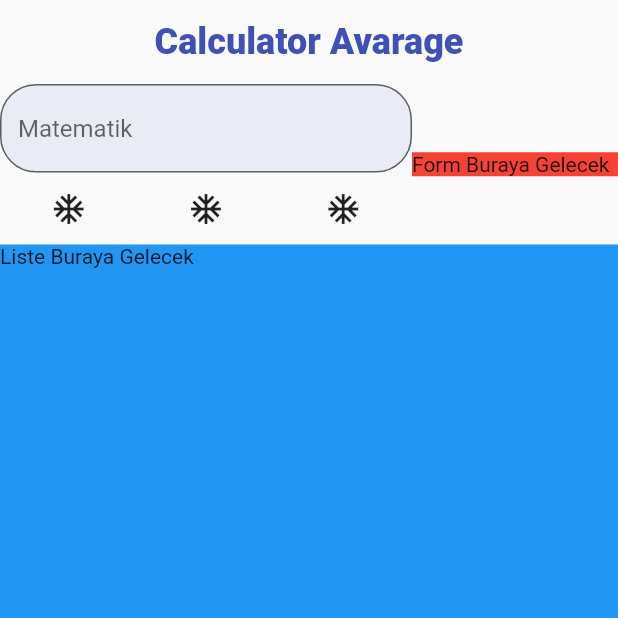
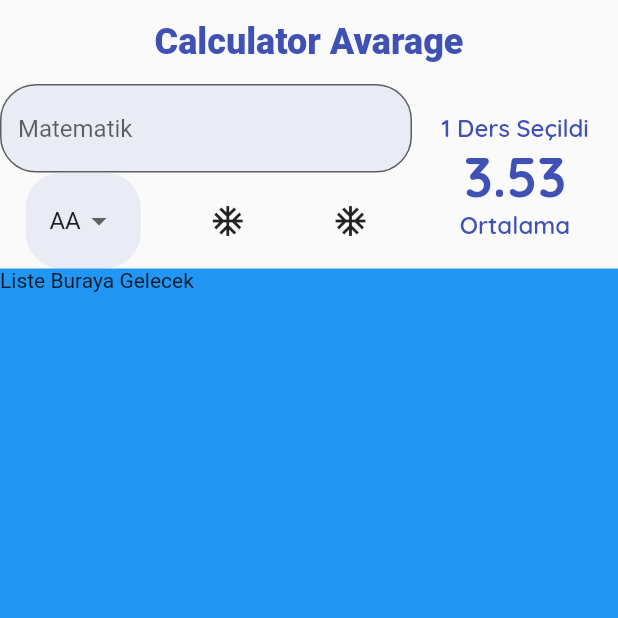
Before and after one commit to xbergun/FlutterDynamicCalculators, a Flutter app: the screen it shows after launch, on a phone screen of 412 x 824 dp, the top half of it. Run offline on Flutter 3.47's test engine with Material 2 defaults, Android fonts, the phone set to English and light mode, and no system bars; our stand-ins replace google_fonts; missing offline and left inert: dart:ffi.

Commit message:
Constants, data helper funcstions,  05 01
Constants, data helper funcstions,  05 01

```diff
--- a/dynamic_calculators/lib/constants/app_constants.dart
+++ b/dynamic_calculators/lib/constants/app_constants.dart
@@ -18,4 +18,9 @@ class Constants {
       fontSize: 24, fontWeight: FontWeight.w900, color: mainColor);
 
   static BorderRadius borderRadius = BorderRadius.circular(24);
+
+  static final TextStyle lectureCountStyle = GoogleFonts.quicksand(
+      fontSize: 16, fontWeight: FontWeight.w600, color: mainColor);
+  static final TextStyle avarageStyle = GoogleFonts.quicksand(
+      fontSize: 36, fontWeight: FontWeight.w800, color: mainColor);
 }
--- /dev/null
+++ b/dynamic_calculators/lib/helper/data_helper.dart
@@ -0,0 +1,64 @@
+import 'package:flutter/material.dart';
+
+class DataHelper {
+  static List<String> _tumDerslerinHarfleri() {
+    return ['AA', 'BA', 'BB', 'CB', 'CC', 'DC', 'DD', 'FD', 'FF'];
+  }
+
+  static double _harfiNotaCevir(String harf) {
+    switch (harf) {
+      case 'AA':
+        return 4;
+
+      case 'BA':
+        return 3.5;
+
+      case 'BB':
+        return 3;
+
+      case 'CB':
+        return 2.5;
+
+      case 'CC':
+        return 2;
+
+      case 'DC':
+        return 1.5;
+      case 'DD':
+        return 1;
+
+      case 'FD':
+        return 0.5;
+
+      case 'FF':
+        return 0;
+
+      default:
+        return 1;
+    }
+  }
+
+  static List<DropdownMenuItem<double>> tumDerslerinHarfleri() {
+    return _tumDerslerinHarfleri()
+        .map((e) => DropdownMenuItem(
+              child: Text(e),
+              value: _harfiNotaCevir(e),
+            ))
+        .toList();
+  }
+
+  static List<int> _tumKrediler() {
+    return List.generate(10, (index) => index + 1).toList();
+  }
+
+  static List<DropdownMenuItem<double>> tumDerslerinKredileri() {
+    return _tumKrediler()
+        .map((e) => DropdownMenuItem(
+              child: Text(
+                e.toString(),
+              ),
+              value: e.toDouble(),
+            ))
+        .toList();
+  }
+}
--- a/dynamic_calculators/lib/widgets/calculator_avarage_page.dart
+++ b/dynamic_calculators/lib/widgets/calculator_avarage_page.dart
@@ -1,4 +1,8 @@
+import 'dart:ffi';
+
 import 'package:dynamic_calculators/constants/app_constants.dart';
+import 'package:dynamic_calculators/helper/data_helper.dart';
+import 'package:dynamic_calculators/widgets/show_avarage.dart';
 import 'package:flutter/material.dart';
 
 class CalculatorAvarageApp extends StatefulWidget {
@@ -10,6 +14,7 @@ class CalculatorAvarageApp extends StatefulWidget {
 
 class _CalculatorAvarageAppState extends State<CalculatorAvarageApp> {
   GlobalKey<FormState> formKey = GlobalKey<FormState>();
+  double secilenDeger = 4;
 
   @override
   Widget build(BuildContext context) {
@@ -36,10 +41,7 @@ class _CalculatorAvarageAppState extends State<CalculatorAvarageApp> {
                 ),
                 Expanded(
                   flex: 1,
-                  child: Container(
-                    child: Text('Form Buraya Gelecek'),
-                    color: Colors.red,
-                  ),
+                  child: ShowAvarage(lectureCount: 1, avarage: 3.5333),
                 ),
               ],
             ),
@@ -64,7 +66,7 @@ class _CalculatorAvarageAppState extends State<CalculatorAvarageApp> {
           Row(
             mainAxisAlignment: MainAxisAlignment.spaceAround,
             children: [
-              IconButton(onPressed: () {}, icon: Icon(Icons.ac_unit_outlined)),
+              _buildHarfler(),
               IconButton(onPressed: () {}, icon: Icon(Icons.ac_unit_outlined)),
               IconButton(onPressed: () {}, icon: Icon(Icons.ac_unit_outlined)),
             ],
@@ -84,4 +86,26 @@ class _CalculatorAvarageAppState extends State<CalculatorAvarageApp> {
       ),
     );
   }
+
+  _buildHarfler() {
+    return Container(
+      padding: EdgeInsets.symmetric(horizontal: 16, vertical: 8),
+      decoration: BoxDecoration(
+        color: Constants.mainColor.shade100.withOpacity(0.3),
+        borderRadius: Constants.borderRadius,
+      ),
+      child: DropdownButton<double>(
+        value: secilenDeger,
+        elevation: 16,
+        underline: Container(),
+        onChanged: (value) {
+          setState(() {
+            secilenDeger = value!;
+            print(secilenDeger);
+          });
+        },
+        items: DataHelper.tumDerslerinHarfleri(),
+      ),
+    );
+  }
 }
--- /dev/null
+++ b/dynamic_calculators/lib/widgets/show_avarage.dart
@@ -0,0 +1,30 @@
+import 'package:dynamic_calculators/constants/app_constants.dart';
+import 'package:flutter/material.dart';
+
+class ShowAvarage extends StatelessWidget {
+  final double avarage;
+  final int lectureCount;
+
+  const ShowAvarage(
+      {required this.lectureCount, required this.avarage, Key? key})
+      : super(key: key);
+
+  @override
+  Widget build(BuildContext context) {
+    return Column(
+      mainAxisAlignment: MainAxisAlignment.center,
+      crossAxisAlignment: CrossAxisAlignment.center,
+      children: [
+        Text(
+          lectureCount > 0 ? '$lectureCount Ders Seçildi' : 'Ders Seçiniz',
+          style: Constants.lectureCountStyle,
+        ),
+        Text(
+          avarage >= 0 ? '${avarage.toStringAsFixed(2)}' : '0.0',
+          style: Constants.avarageStyle,
+        ),
+        Text('Ortalama', style: Constants.lectureCountStyle),
+      ],
+    );
+  }
+}
```
